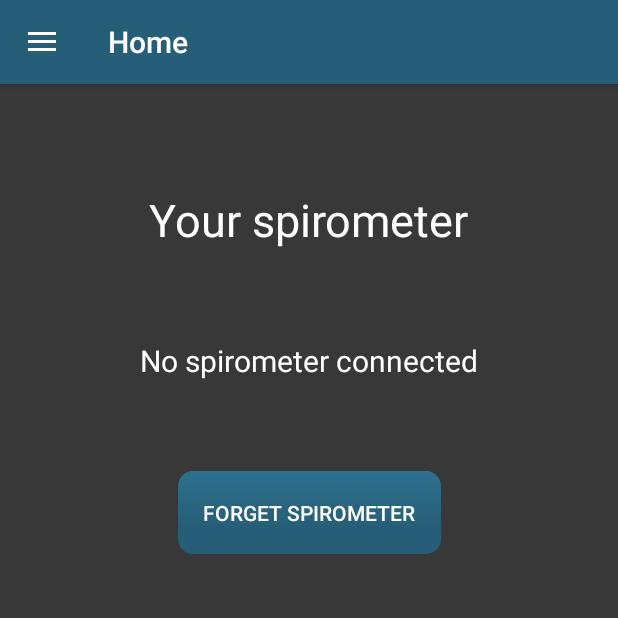
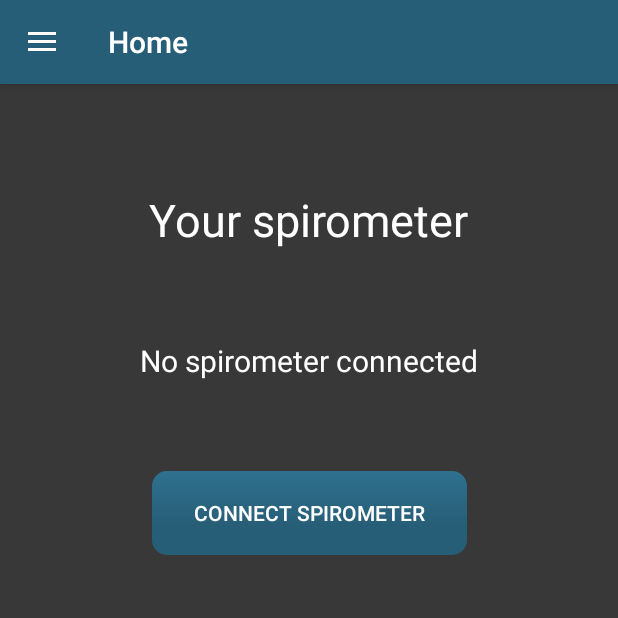
Before and after one commit to mikkelsander/NJORD, an Android app: the fragment DeviceFragment placed in its activity, after a tap on "FORGET SPIROMETER", on a phone screen of 412 x 824 dp, the top half of it. Run offline under Robolectric (Android 15) with nearby library versions, the phone set to English and light mode, and no system bars; libraries missing offline, so code that uses them is left out: com.crashlytics.android, io.fabric.sdk; 1 statement that could not run was skipped.

Commit message:
update til spirometer fragment

```diff
--- a/app/src/main/java/com/project/ms/njord/fragment/DeviceFragment.java
+++ b/app/src/main/java/com/project/ms/njord/fragment/DeviceFragment.java
@@ -16,6 +16,7 @@ public class DeviceFragment extends Fragment implements View.OnClickListener {
     // UI references
     private Button changeDeviceBtn;
     private TextView deviceID;
+    private boolean connected = true;
 
     public DeviceFragment() {
         // Required empty public constructor
@@ -38,8 +39,19 @@ public class DeviceFragment extends Fragment implements View.OnClickListener {
     @Override
     public void onClick(View v) {
         if (v == changeDeviceBtn){
-            searchForDevice();
-            deviceID.setText("No spirometer connected");
+            if(connected) {
+
+                deviceID.setText("No spirometer connected");
+                changeDeviceBtn.setText("Connect Spirometer");
+                connected = false;
+            }
+            else if(!connected){
+
+                deviceID.setText("abcd-12345");
+                changeDeviceBtn.setText("Forget Spirometer");
+                connected = true;
+            }
+
         }
     }
 
--- a/app/src/main/res/layout/fragment_device.xml
+++ b/app/src/main/res/layout/fragment_device.xml
@@ -25,8 +25,8 @@
         android:text="Forget spirometer"
         android:background="@drawable/button_blue"
         android:textColor="@color/white"
-        android:layout_width="175dp"
-        android:layout_height="55dp"
+        android:layout_width="210dp"
+        android:layout_height="56dp"
         android:id="@+id/device_forget_button"
         android:layout_marginEnd="16dp"
         app:layout_constraintRight_toRightOf="parent"
```
